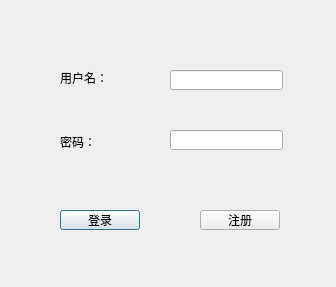
First picture: the form in login.ui, repository 1448947065/LHData_bom, before the edit.
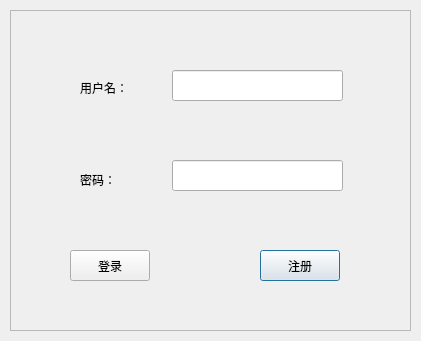
Second picture: the form after the edit.

Commit message: 修改登录界面

The edit to the form file:
```diff
--- a/login.ui
+++ b/login.ui
@@ -6,17 +6,42 @@
    <rect>
     <x>0</x>
     <y>0</y>
-    <width>336</width>
-    <height>287</height>
+    <width>421</width>
+    <height>341</height>
    </rect>
   </property>
   <property name="windowTitle">
    <string>Dialog</string>
   </property>
+  <widget class="QFrame" name="frameCard">
+   <property name="geometry">
+    <rect>
+     <x>10</x>
+     <y>10</y>
+     <width>401</width>
+     <height>321</height>
+    </rect>
+   </property>
+   <property name="frameShape">
+    <enum>QFrame::StyledPanel</enum>
+   </property>
+   <property name="frameShadow">
+    <enum>QFrame::Raised</enum>
+   </property>
+   <widget class="QLineEdit" name="line_password">
+    <property name="geometry">
+     <rect>
+      <x>162</x>
+      <y>150</y>
+      <width>171</width>
+      <height>31</height>
+     </rect>
+    </property>
+   </widget>
   <widget class="QLabel" name="lab_name">
    <property name="geometry">
     <rect>
-     <x>60</x>
+      <x>70</x>
      <y>70</y>
      <width>54</width>
      <height>16</height>
@@ -26,21 +51,11 @@
     <string>用户名：</string>
    </property>
   </widget>
-  <widget class="QLineEdit" name="line_username">
-   <property name="geometry">
-    <rect>
-     <x>170</x>
-     <y>70</y>
-     <width>113</width>
-     <height>20</height>
-    </rect>
-   </property>
-  </widget>
   <widget class="QLabel" name="label_pwd">
    <property name="geometry">
     <rect>
-     <x>60</x>
-     <y>132</y>
+      <x>70</x>
+      <y>160</y>
      <width>54</width>
      <height>20</height>
     </rect>
@@ -49,43 +64,50 @@
     <string>密码：</string>
    </property>
   </widget>
-  <widget class="QLineEdit" name="line_password">
+   <widget class="QLineEdit" name="line_username">
    <property name="geometry">
     <rect>
-     <x>170</x>
-     <y>130</y>
-     <width>113</width>
-     <height>20</height>
+      <x>162</x>
+      <y>60</y>
+      <width>171</width>
+      <height>31</height>
     </rect>
    </property>
   </widget>
-  <widget class="QPushButton" name="btn_sign_in">
-   <property name="geometry">
-    <rect>
-     <x>60</x>
-     <y>210</y>
-     <width>80</width>
-     <height>20</height>
-    </rect>
-   </property>
-   <property name="text">
-    <string>登录</string>
-   </property>
-  </widget>
   <widget class="QPushButton" name="btn_sign_up">
    <property name="geometry">
     <rect>
-     <x>200</x>
-     <y>210</y>
+      <x>250</x>
+      <y>240</y>
      <width>80</width>
-     <height>20</height>
+      <height>31</height>
     </rect>
    </property>
    <property name="text">
     <string>注册</string>
    </property>
   </widget>
- </widget>
+   <widget class="QPushButton" name="btn_sign_in">
+    <property name="geometry">
+     <rect>
+      <x>60</x>
+      <y>240</y>
+      <width>80</width>
+      <height>31</height>
+     </rect>
+    </property>
+    <property name="text">
+     <string>登录</string>
+    </property>
+   </widget>
+  </widget>
+ </widget>
+ <tabstops>
+  <tabstop>line_username</tabstop>
+  <tabstop>line_password</tabstop>
+  <tabstop>btn_sign_in</tabstop>
+  <tabstop>btn_sign_up</tabstop>
+ </tabstops>
  <resources/>
  <connections/>
 </ui>
```
Lines whose indentation alone changed are shown as unchanged. The commit also changes 12 other files.
